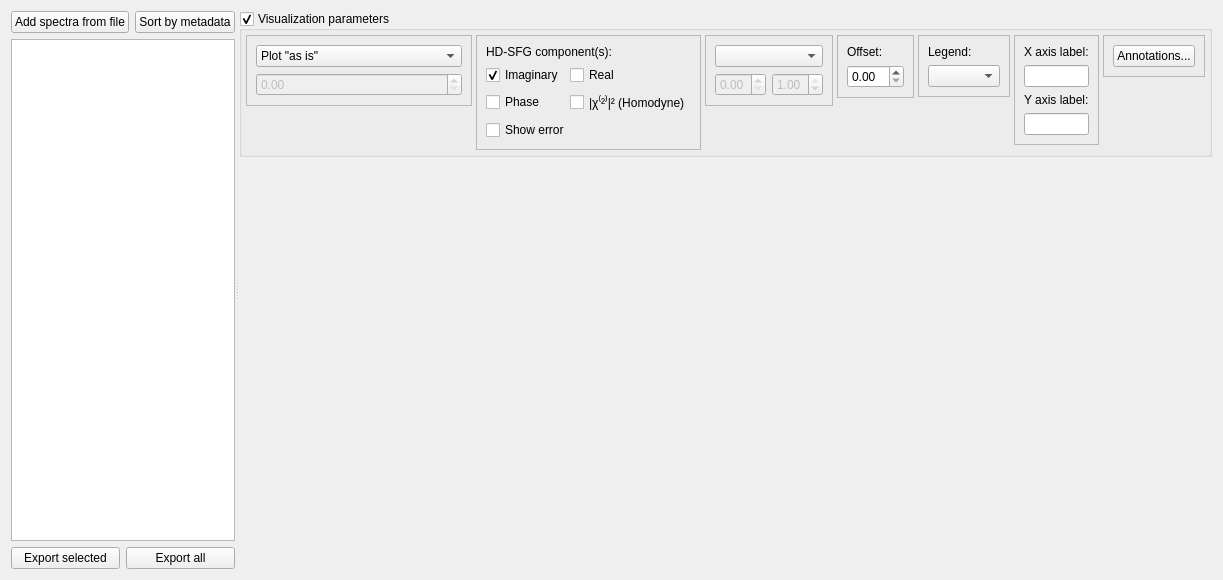
First picture: the form in src/sfg_app2/app/ui/processed_results_tab.ui, repository silanglois/SFG-App, before the edit.
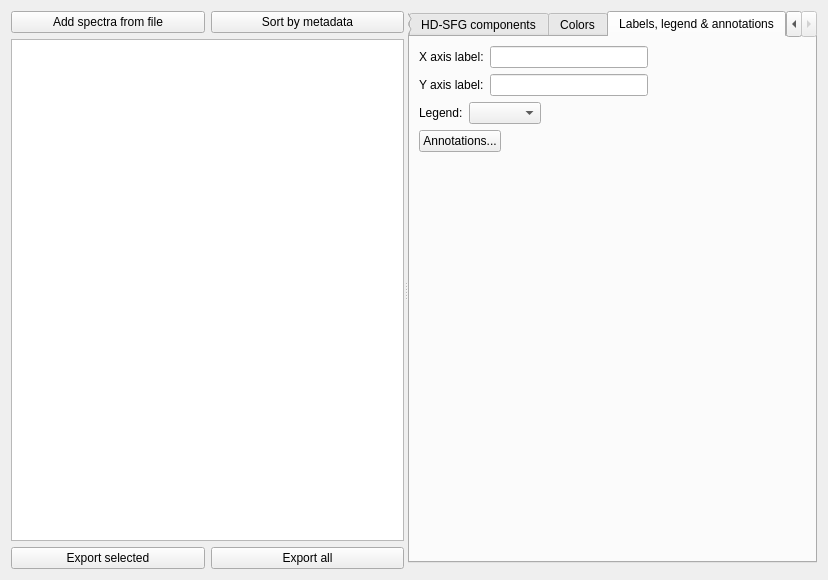
Second picture: the form after the edit. The open tabs and pages were chosen to show the change.

Commit message: small ui fixes of the visualization params in the results tab

Patch:
```diff
--- a/src/sfg_app2/app/ui/processed_results_tab.ui
+++ b/src/sfg_app2/app/ui/processed_results_tab.ui
@@ -69,77 +69,27 @@
      <widget class="QWidget" name="verticalLayoutWidget_2">
       <layout class="QVBoxLayout" name="verticalLayout_4">
        <item>
-        <widget class="QGroupBox" name="visualizationParamsGroupBox">
-         <property name="sizePolicy">
-          <sizepolicy hsizetype="Preferred" vsizetype="Fixed">
-           <horstretch>0</horstretch>
-           <verstretch>0</verstretch>
-          </sizepolicy>
+        <widget class="QTabWidget" name="visualizationParamsTabWidget">
+         <property name="currentIndex">
+          <number>0</number>
          </property>
-         <property name="font">
-          <font>
-           <weight>50</weight>
-           <bold>false</bold>
-          </font>
-         </property>
-         <property name="title">
-          <string>Visualization parameters</string>
-         </property>
-         <property name="checkable">
-          <bool>true</bool>
-         </property>
-         <property name="checked">
-          <bool>true</bool>
-         </property>
-         <layout class="QHBoxLayout" name="horizontalLayout_2">
-          <property name="leftMargin">
-           <number>4</number>
-          </property>
-          <property name="topMargin">
-           <number>4</number>
-          </property>
-          <property name="rightMargin">
-           <number>4</number>
-          </property>
-          <property name="bottomMargin">
-           <number>4</number>
-          </property>
-          <property name="spacing">
-           <number>4</number>
-          </property>
-          <item alignment="Qt::AlignTop">
-           <widget class="QFrame" name="frame">
-            <property name="sizePolicy">
-             <sizepolicy hsizetype="Preferred" vsizetype="Fixed">
-              <horstretch>0</horstretch>
-              <verstretch>0</verstretch>
-             </sizepolicy>
-            </property>
-            <property name="frameShape">
-             <enum>QFrame::StyledPanel</enum>
-            </property>
-            <property name="frameShadow">
-             <enum>QFrame::Raised</enum>
-            </property>
-            <layout class="QVBoxLayout" name="verticalLayout_2">
+         <widget class="QWidget" name="dataDisplayTab">
+          <attribute name="title">
+           <string>Data display</string>
+          </attribute>
+          <layout class="QVBoxLayout" name="verticalLayout_2">
+           <item>
+            <widget class="QComboBox" name="normalizationComboBox">
+             <property name="maximumSize">
+              <size>
+               <width>260</width>
+               <height>16777215</height>
+              </size>
+             </property>
              <item>
-              <widget class="QComboBox" name="normalizationComboBox">
-               <item>
-                <property name="text">
-                 <string>Plot &quot;as is&quot;</string>
-                </property>
-               </item>
-               <item>
-                <property name="text">
-                 <string>Normalize to given wavenumber</string>
-                </property>
-               </item>
-               <item>
-                <property name="text">
-                 <string>Normalize to highest peak</string>
-                </property>
-               </item>
-              </widget>
+              <property name="text">
+               <string>Plot &quot;as is&quot;</string>
+              </property>
              </item>
              <item>
               <widget class="QDoubleSpinBox" name="doubleSpinBox">
@@ -148,99 +98,190 @@
                </property>
               </widget>
              </item>
-            </layout>
-           </widget>
-          </item>
-          <item alignment="Qt::AlignTop">
-           <widget class="QFrame" name="frame_4">
-            <property name="sizePolicy">
-             <sizepolicy hsizetype="Preferred" vsizetype="Fixed">
-              <horstretch>0</horstretch>
-              <verstretch>0</verstretch>
-             </sizepolicy>
-            </property>
-            <property name="frameShape">
-             <enum>QFrame::StyledPanel</enum>
-            </property>
-            <property name="frameShadow">
-             <enum>QFrame::Raised</enum>
-            </property>
-            <layout class="QVBoxLayout" name="verticalLayout_6">
              <item>
-              <widget class="QLabel" name="hdComponentLabel">
+              <property name="text">
+               <string>Normalize to highest peak</string>
+              </property>
+             </item>
+            </widget>
+           </item>
+           <item>
+            <widget class="QDoubleSpinBox" name="doubleSpinBox">
+             <property name="enabled">
+              <bool>false</bool>
+             </property>
+             <property name="maximumSize">
+              <size>
+               <width>120</width>
+               <height>16777215</height>
+              </size>
+             </property>
+            </widget>
+           </item>
+           <item>
+            <layout class="QHBoxLayout" name="horizontalLayout_7">
+             <item>
+              <widget class="QLabel" name="label">
+               <property name="sizePolicy">
+                <sizepolicy hsizetype="Minimum" vsizetype="Fixed">
+                 <horstretch>0</horstretch>
+                 <verstretch>0</verstretch>
+                </sizepolicy>
+               </property>
                <property name="text">
-                <string>HD-SFG component(s):</string>
+                <string>Offset:</string>
                </property>
               </widget>
              </item>
              <item>
-              <layout class="QGridLayout" name="hdComponentGridLayout">
-               <item row="0" column="0">
-                <widget class="QCheckBox" name="hdCheckImaginary">
-                 <property name="text">
-                  <string>Imaginary</string>
-                 </property>
-                 <property name="checked">
-                  <bool>true</bool>
-                 </property>
-                </widget>
-               </item>
-               <item row="0" column="1">
-                <widget class="QCheckBox" name="hdCheckReal">
-                 <property name="text">
-                  <string>Real</string>
-                 </property>
-                </widget>
-               </item>
-               <item row="1" column="0">
-                <widget class="QCheckBox" name="hdCheckPhase">
-                 <property name="text">
-                  <string>Phase</string>
-                 </property>
-                </widget>
-               </item>
-               <item row="1" column="1">
-                <widget class="QCheckBox" name="hdCheckHomodyne">
-                 <property name="text">
-                  <string>|χ⁽²⁾|² (Homodyne)</string>
-                 </property>
-                </widget>
-               </item>
-              </layout>
+              <widget class="QDoubleSpinBox" name="offsetSpectraSpinner">
+               <property name="maximumSize">
+                <size>
+                 <width>100</width>
+                 <height>16777215</height>
+                </size>
+               </property>
+              </widget>
              </item>
              <item>
-              <widget class="QCheckBox" name="hdCheckShowError">
+              <spacer name="horizontalSpacer_2">
+               <property name="orientation">
+                <enum>Qt::Horizontal</enum>
+               </property>
+               <property name="sizeHint" stdset="0">
+                <size>
+                 <width>40</width>
+                 <height>20</height>
+                </size>
+               </property>
+              </spacer>
+             </item>
+            </layout>
+           </item>
+           <item>
+            <spacer name="verticalSpacer">
+             <property name="orientation">
+              <enum>Qt::Vertical</enum>
+             </property>
+             <property name="sizeHint" stdset="0">
+              <size>
+               <width>20</width>
+               <height>40</height>
+              </size>
+             </property>
+            </spacer>
+           </item>
+          </layout>
+         </widget>
+         <widget class="QWidget" name="hdComponentsTab">
+          <attribute name="title">
+           <string>HD-SFG components</string>
+          </attribute>
+          <layout class="QVBoxLayout" name="verticalLayout_6">
+           <item>
+            <layout class="QGridLayout" name="hdComponentGridLayout">
+             <item row="0" column="1">
+              <widget class="QCheckBox" name="hdCheckReal">
                <property name="text">
                 <string>Show error</string>
                </property>
               </widget>
              </item>
-            </layout>
-           </widget>
-          </item>
-          <item alignment="Qt::AlignTop">
-           <widget class="QFrame" name="frame_2">
-            <property name="sizePolicy">
-             <sizepolicy hsizetype="Preferred" vsizetype="Fixed">
-              <horstretch>0</horstretch>
-              <verstretch>0</verstretch>
-             </sizepolicy>
-            </property>
-            <property name="frameShape">
-             <enum>QFrame::StyledPanel</enum>
-            </property>
-            <property name="frameShadow">
-             <enum>QFrame::Raised</enum>
-            </property>
-            <layout class="QGridLayout" name="gridLayout">
-             <item row="0" column="0" colspan="2">
-              <widget class="QComboBox" name="colorMapComboBox"/>
+             <item row="1" column="1">
+              <widget class="QCheckBox" name="hdCheckHomodyne">
+               <property name="text">
+                <string>|χ⁽²⁾|² (Homodyne)</string>
+               </property>
+              </widget>
              </item>
              <item row="1" column="0">
+              <widget class="QCheckBox" name="hdCheckPhase">
+               <property name="text">
+                <string>Phase</string>
+               </property>
+              </widget>
+             </item>
+             <item row="0" column="0">
+              <widget class="QCheckBox" name="hdCheckImaginary">
+               <property name="text">
+                <string>Imaginary</string>
+               </property>
+               <property name="checked">
+                <bool>true</bool>
+               </property>
+              </widget>
+             </item>
+             <item row="1" column="2">
+              <spacer name="horizontalSpacer">
+               <property name="orientation">
+                <enum>Qt::Horizontal</enum>
+               </property>
+               <property name="sizeHint" stdset="0">
+                <size>
+                 <width>40</width>
+                 <height>20</height>
+                </size>
+               </property>
+              </spacer>
+             </item>
+            </layout>
+           </item>
+           <item>
+            <widget class="QCheckBox" name="hdCheckShowError">
+             <property name="text">
+              <string>Show error</string>
+             </property>
+            </widget>
+           </item>
+           <item>
+            <spacer name="verticalSpacer_2">
+             <property name="orientation">
+              <enum>Qt::Vertical</enum>
+             </property>
+             <property name="sizeHint" stdset="0">
+              <size>
+               <width>20</width>
+               <height>40</height>
+              </size>
+             </property>
+            </spacer>
+           </item>
+          </layout>
+         </widget>
+         <widget class="QWidget" name="colorsTab">
+          <attribute name="title">
+           <string>Colors</string>
+          </attribute>
+          <layout class="QVBoxLayout" name="verticalLayout_5">
+           <item>
+            <widget class="QComboBox" name="colorMapComboBox">
+             <property name="maximumSize">
+              <size>
+               <width>200</width>
+               <height>16777215</height>
+              </size>
+             </property>
+            </widget>
+           </item>
+           <item>
+            <layout class="QHBoxLayout" name="horizontalLayout_8">
+             <item>
               <widget class="QDoubleSpinBox" name="colormapStartSpinner">
                <property name="enabled">
                 <bool>false</bool>
                </property>
+               <property name="sizePolicy">
+                <sizepolicy hsizetype="Preferred" vsizetype="Fixed">
+                 <horstretch>0</horstretch>
+                 <verstretch>0</verstretch>
+                </sizepolicy>
+               </property>
+               <property name="maximumSize">
+                <size>
+                 <width>80</width>
+                 <height>16777215</height>
+                </size>
+               </property>
                <property name="maximum">
                 <double>1.000000000000000</double>
                </property>
@@ -249,11 +290,23 @@
                </property>
               </widget>
              </item>
-             <item row="1" column="1">
+             <item>
               <widget class="QDoubleSpinBox" name="colormapStopSpinner">
                <property name="enabled">
                 <bool>false</bool>
                </property>
+               <property name="sizePolicy">
+                <sizepolicy hsizetype="Preferred" vsizetype="Fixed">
+                 <horstretch>0</horstretch>
+                 <verstretch>0</verstretch>
+                </sizepolicy>
+               </property>
+               <property name="maximumSize">
+                <size>
+                 <width>80</width>
+                 <height>16777215</height>
+                </size>
+               </property>
                <property name="maximum">
                 <double>1.000000000000000</double>
                </property>
@@ -265,103 +318,43 @@
                </property>
               </widget>
              </item>
-            </layout>
-           </widget>
-          </item>
-          <item>
-           <layout class="QVBoxLayout" name="verticalLayout_5">
-            <item>
-             <widget class="QFrame" name="frame_3">
-              <property name="sizePolicy">
-               <sizepolicy hsizetype="Preferred" vsizetype="Fixed">
-                <horstretch>0</horstretch>
-                <verstretch>0</verstretch>
-               </sizepolicy>
-              </property>
-              <property name="frameShape">
-               <enum>QFrame::StyledPanel</enum>
-              </property>
-              <property name="frameShadow">
-               <enum>QFrame::Raised</enum>
-              </property>
-              <layout class="QVBoxLayout" name="verticalLayout_3">
-               <item>
-                <widget class="QLabel" name="label">
-                 <property name="sizePolicy">
-                  <sizepolicy hsizetype="Preferred" vsizetype="Fixed">
-                   <horstretch>0</horstretch>
-                   <verstretch>0</verstretch>
-                  </sizepolicy>
-                 </property>
-                 <property name="text">
-                  <string>Offset:</string>
-                 </property>
-                </widget>
-               </item>
-               <item>
-                <widget class="QDoubleSpinBox" name="offsetSpectraSpinner"/>
-               </item>
-              </layout>
-             </widget>
-            </item>
-            <item>
-             <spacer name="verticalSpacer">
-              <property name="orientation">
-               <enum>Qt::Vertical</enum>
-              </property>
-              <property name="sizeHint" stdset="0">
-               <size>
-                <width>0</width>
-                <height>0</height>
-               </size>
-              </property>
-             </spacer>
-            </item>
-           </layout>
-          </item>
-          <item alignment="Qt::AlignTop">
-           <widget class="QFrame" name="frame_5">
-            <property name="sizePolicy">
-             <sizepolicy hsizetype="Preferred" vsizetype="Fixed">
-              <horstretch>0</horstretch>
-              <verstretch>0</verstretch>
-             </sizepolicy>
-            </property>
-            <property name="frameShape">
-             <enum>QFrame::StyledPanel</enum>
-            </property>
-            <property name="frameShadow">
-             <enum>QFrame::Raised</enum>
-            </property>
-            <layout class="QVBoxLayout" name="verticalLayout_7">
              <item>
-              <widget class="QLabel" name="legendFieldLabel">
-               <property name="text">
-                <string>Legend:</string>
+              <spacer name="horizontalSpacer_3">
+               <property name="orientation">
+                <enum>Qt::Horizontal</enum>
                </property>
-              </widget>
+               <property name="sizeHint" stdset="0">
+                <size>
+                 <width>40</width>
+                 <height>20</height>
+                </size>
+               </property>
+              </spacer>
              </item>
-             <item>
-              <widget class="QComboBox" name="legendFieldComboBox"/>
-             </item>
             </layout>
-           </widget>
-          </item>
-          <item alignment="Qt::AlignTop">
-           <widget class="QFrame" name="frame_6">
-            <property name="sizePolicy">
-             <sizepolicy hsizetype="Preferred" vsizetype="Fixed">
-              <horstretch>0</horstretch>
-              <verstretch>0</verstretch>
-             </sizepolicy>
-            </property>
-            <property name="frameShape">
-             <enum>QFrame::StyledPanel</enum>
-            </property>
-            <property name="frameShadow">
-             <enum>QFrame::Raised</enum>
-            </property>
-            <layout class="QVBoxLayout" name="verticalLayout_8">
+           </item>
+           <item>
+            <spacer name="verticalSpacer_3">
+             <property name="orientation">
+              <enum>Qt::Vertical</enum>
+             </property>
+             <property name="sizeHint" stdset="0">
+              <size>
+               <width>20</width>
+               <height>40</height>
+              </size>
+             </property>
+            </spacer>
+           </item>
+          </layout>
+         </widget>
+         <widget class="QWidget" name="labelsTab">
+          <attribute name="title">
+           <string>Labels, legend &amp;&amp; annotations</string>
+          </attribute>
+          <layout class="QVBoxLayout" name="verticalLayout_3">
+           <item>
+            <layout class="QHBoxLayout" name="horizontalLayout_2">
              <item>
               <widget class="QLabel" name="xAxisLabelLabel">
                <property name="text">
@@ -370,8 +363,32 @@
               </widget>
              </item>
              <item>
-              <widget class="QLineEdit" name="xAxisLabelEdit"/>
+              <widget class="QLineEdit" name="xAxisLabelEdit">
+               <property name="maximumSize">
+                <size>
+                 <width>220</width>
+                 <height>16777215</height>
+                </size>
+               </property>
+              </widget>
              </item>
+             <item>
+              <spacer name="horizontalSpacer_4">
+               <property name="orientation">
+                <enum>Qt::Horizontal</enum>
+               </property>
+               <property name="sizeHint" stdset="0">
+                <size>
+                 <width>40</width>
+                 <height>20</height>
+                </size>
+               </property>
+              </spacer>
+             </item>
+            </layout>
+           </item>
+           <item>
+            <layout class="QHBoxLayout" name="horizontalLayout_5">
              <item>
               <widget class="QLabel" name="yAxisLabelLabel">
                <property name="text">
@@ -380,50 +397,109 @@
               </widget>
              </item>
              <item>
-              <widget class="QLineEdit" name="yAxisLabelEdit"/>
+              <widget class="QLineEdit" name="yAxisLabelEdit">
+               <property name="maximumSize">
+                <size>
+                 <width>220</width>
+                 <height>16777215</height>
+                </size>
+               </property>
+              </widget>
              </item>
+             <item>
+              <spacer name="horizontalSpacer_5">
+               <property name="orientation">
+                <enum>Qt::Horizontal</enum>
+               </property>
+               <property name="sizeHint" stdset="0">
+                <size>
+                 <width>40</width>
+                 <height>20</height>
+                </size>
+               </property>
+              </spacer>
+             </item>
             </layout>
-           </widget>
-          </item>
-          <item alignment="Qt::AlignTop">
-           <widget class="QFrame" name="frame_7">
-            <property name="sizePolicy">
-             <sizepolicy hsizetype="Preferred" vsizetype="Fixed">
-              <horstretch>0</horstretch>
-              <verstretch>0</verstretch>
-             </sizepolicy>
-            </property>
-            <property name="frameShape">
-             <enum>QFrame::StyledPanel</enum>
-            </property>
-            <property name="frameShadow">
-             <enum>QFrame::Raised</enum>
-            </property>
-            <layout class="QVBoxLayout" name="verticalLayout_9">
+           </item>
+           <item>
+            <layout class="QHBoxLayout" name="horizontalLayout_6">
+             <item>
+              <widget class="QLabel" name="legendFieldLabel">
+               <property name="text">
+                <string>Legend:</string>
+               </property>
+              </widget>
+             </item>
+             <item>
+              <widget class="QComboBox" name="legendFieldComboBox">
+               <property name="maximumSize">
+                <size>
+                 <width>200</width>
+                 <height>16777215</height>
+                </size>
+               </property>
+              </widget>
+             </item>
+             <item>
+              <spacer name="horizontalSpacer_6">
+               <property name="orientation">
+                <enum>Qt::Horizontal</enum>
+               </property>
+               <property name="sizeHint" stdset="0">
+                <size>
+                 <width>40</width>
+                 <height>20</height>
+                </size>
+               </property>
+              </spacer>
+             </item>
+            </layout>
+           </item>
+           <item>
+            <layout class="QHBoxLayout" name="horizontalLayout_9">
              <item>
               <widget class="QPushButton" name="annotationsButton">
+               <property name="sizePolicy">
+                <sizepolicy hsizetype="Fixed" vsizetype="Fixed">
+                 <horstretch>0</horstretch>
+                 <verstretch>0</verstretch>
+                </sizepolicy>
+               </property>
                <property name="text">
                 <string>Annotations...</string>
                </property>
               </widget>
              </item>
+             <item>
+              <spacer name="horizontalSpacer_7">
+               <property name="orientation">
+                <enum>Qt::Horizontal</enum>
+               </property>
+               <property name="sizeHint" stdset="0">
+                <size>
+                 <width>40</width>
+                 <height>20</height>
+                </size>
+               </property>
+              </spacer>
+             </item>
             </layout>
-           </widget>
-          </item>
-          <item>
-           <spacer name="horizontalSpacer">
-            <property name="orientation">
-             <enum>Qt::Horizontal</enum>
-            </property>
-            <property name="sizeHint" stdset="0">
-             <size>
-              <width>40</width>
-              <height>20</height>
-             </size>
-            </property>
-           </spacer>
-          </item>
-         </layout>
+           </item>
+           <item>
+            <spacer name="verticalSpacer_4">
+             <property name="orientation">
+              <enum>Qt::Vertical</enum>
+             </property>
+             <property name="sizeHint" stdset="0">
+              <size>
+               <width>20</width>
+               <height>40</height>
+              </size>
+             </property>
+            </spacer>
+           </item>
+          </layout>
+         </widget>
         </widget>
        </item>
        <item>
```
Left out of the diff: 10 changed lines with no effect on the pictures. The commit also changes 2 other files.
